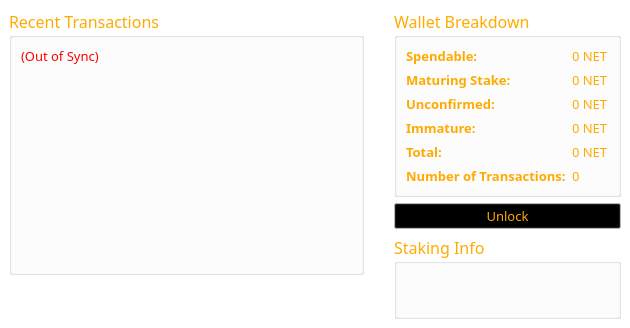
The window that src/qt/forms/overviewpage.ui (mbirtwistle/net2) describes before a commit, drawn with Qt 5.
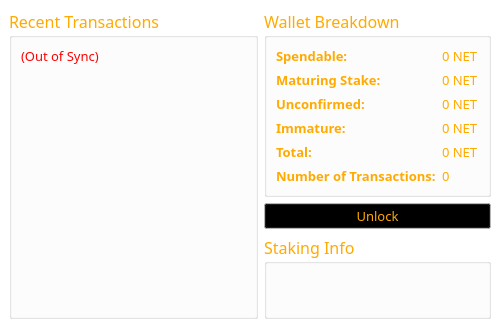
The same window after the commit. Icons and pictures are not drawn.

What changed in the file:
```diff
--- a/src/qt/forms/overviewpage.ui
+++ b/src/qt/forms/overviewpage.ui
@@ -6,12 +6,12 @@
    <rect>
     <x>0</x>
     <y>0</y>
-    <width>630</width>
+    <width>500</width>
     <height>328</height>
    </rect>
   </property>
   <property name="sizePolicy">
-   <sizepolicy hsizetype="Preferred" vsizetype="Preferred">
+   <sizepolicy hsizetype="Expanding" vsizetype="Expanding">
     <horstretch>0</horstretch>
     <verstretch>0</verstretch>
    </sizepolicy>
@@ -970,12 +970,12 @@
      <layout class="QGridLayout" name="gridLayout_8">
       <item row="0" column="0">
        <layout class="QGridLayout" name="gridLayout_4">
-        <item row="0" column="2">
+        <item row="0" column="1">
          <layout class="QGridLayout" name="gridLayout_7">
           <item row="0" column="0">
            <widget class="QGroupBox" name="groupBox_2">
             <property name="sizePolicy">
-             <sizepolicy hsizetype="Expanding" vsizetype="Fixed">
+             <sizepolicy hsizetype="Expanding" vsizetype="Expanding">
               <horstretch>0</horstretch>
               <verstretch>0</verstretch>
              </sizepolicy>
@@ -7232,6 +7232,12 @@
            <layout class="QVBoxLayout" name="verticalLayout_4">
             <item>
              <widget class="QPushButton" name="unlockWalletActionNew">
+              <property name="sizePolicy">
+               <sizepolicy hsizetype="Expanding" vsizetype="Fixed">
+                <horstretch>0</horstretch>
+                <verstretch>0</verstretch>
+               </sizepolicy>
+              </property>
               <property name="palette">
                <palette>
                 <active>
@@ -7687,6 +7693,12 @@
             </item>
             <item>
              <widget class="QGroupBox" name="groupBox_3">
+              <property name="sizePolicy">
+               <sizepolicy hsizetype="Expanding" vsizetype="Expanding">
+                <horstretch>0</horstretch>
+                <verstretch>0</verstretch>
+               </sizepolicy>
+              </property>
               <property name="minimumSize">
                <size>
                 <width>0</width>
@@ -8675,14 +8687,14 @@
           <item row="0" column="0">
            <widget class="QGroupBox" name="groupBox">
             <property name="sizePolicy">
-             <sizepolicy hsizetype="MinimumExpanding" vsizetype="Fixed">
+             <sizepolicy hsizetype="Expanding" vsizetype="Expanding">
               <horstretch>0</horstretch>
               <verstretch>0</verstretch>
              </sizepolicy>
             </property>
             <property name="minimumSize">
              <size>
-              <width>355</width>
+              <width>0</width>
               <height>0</height>
              </size>
             </property>
@@ -9698,34 +9710,8 @@
             </layout>
            </widget>
           </item>
-          <item row="1" column="0">
-           <spacer name="verticalSpacer">
-            <property name="orientation">
-             <enum>Qt::Vertical</enum>
-            </property>
-            <property name="sizeHint" stdset="0">
-             <size>
-              <width>20</width>
-              <height>40</height>
-             </size>
-            </property>
-           </spacer>
-          </item>
          </layout>
         </item>
-        <item row="0" column="1">
-         <spacer name="horizontalSpacer">
-          <property name="orientation">
-           <enum>Qt::Horizontal</enum>
-          </property>
-          <property name="sizeHint" stdset="0">
-           <size>
-            <width>40</width>
-            <height>20</height>
-           </size>
-          </property>
-         </spacer>
-        </item>
        </layout>
       </item>
      </layout>
```
